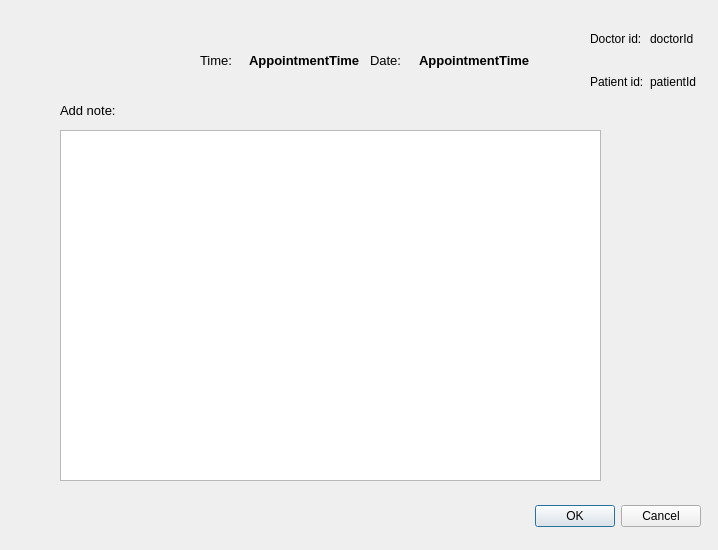
This is GroupFour_DoctorsOffice/addappointmentnotedialog.ui in KittimasakBunrat/GroupFour_DoctorsOffice as Qt 5 draws it before an edit. The edited form follows.
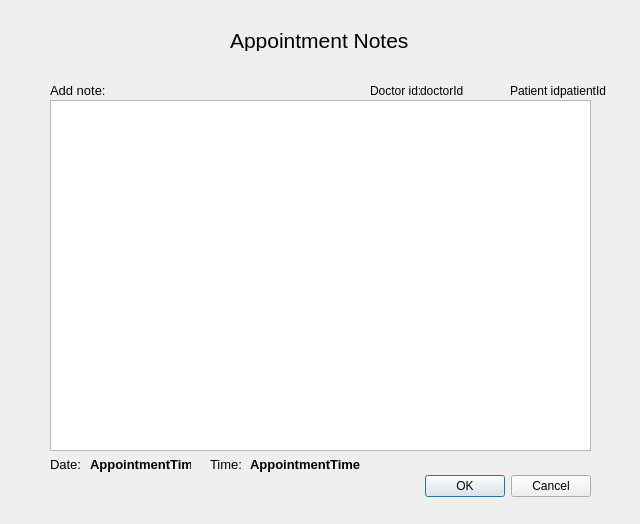
This is the edited form.

Patch:
```diff
--- a/GroupFour_DoctorsOffice/addappointmentnotedialog.ui
+++ b/GroupFour_DoctorsOffice/addappointmentnotedialog.ui
@@ -6,8 +6,8 @@
    <rect>
     <x>0</x>
     <y>0</y>
-    <width>718</width>
-    <height>550</height>
+    <width>640</width>
+    <height>524</height>
    </rect>
   </property>
   <property name="windowTitle">
@@ -16,8 +16,8 @@
   <widget class="QDialogButtonBox" name="buttonBox">
    <property name="geometry">
     <rect>
-     <x>360</x>
-     <y>500</y>
+     <x>250</x>
+     <y>470</y>
      <width>341</width>
      <height>32</height>
     </rect>
@@ -32,8 +32,8 @@
   <widget class="QTextEdit" name="note_textEdit">
    <property name="geometry">
     <rect>
-     <x>60</x>
-     <y>130</y>
+     <x>50</x>
+     <y>100</y>
      <width>541</width>
      <height>351</height>
     </rect>
@@ -42,8 +42,8 @@
   <widget class="QLabel" name="addNote_label">
    <property name="geometry">
     <rect>
-     <x>60</x>
-     <y>100</y>
+     <x>50</x>
+     <y>80</y>
      <width>71</width>
      <height>21</height>
     </rect>
@@ -57,133 +57,151 @@
     <string>Add note:</string>
    </property>
   </widget>
-  <widget class="QWidget" name="verticalLayoutWidget">
+  <widget class="QLabel" name="label_3">
    <property name="geometry">
     <rect>
-     <x>590</x>
-     <y>20</y>
-     <width>61</width>
-     <height>80</height>
+     <x>210</x>
+     <y>450</y>
+     <width>41</width>
+     <height>29</height>
     </rect>
    </property>
-   <layout class="QVBoxLayout" name="verticalLayout">
-    <item>
-     <widget class="QLabel" name="label">
-      <property name="text">
-       <string>Doctor id: </string>
-      </property>
-     </widget>
-    </item>
-    <item>
-     <widget class="QLabel" name="label_2">
-      <property name="text">
-       <string>Patient id:</string>
-      </property>
-     </widget>
-    </item>
-   </layout>
+   <property name="font">
+    <font>
+     <pointsize>10</pointsize>
+    </font>
+   </property>
+   <property name="text">
+    <string>Time:</string>
+   </property>
   </widget>
-  <widget class="QWidget" name="verticalLayoutWidget_2">
+  <widget class="QLabel" name="appointment_label_2">
    <property name="geometry">
     <rect>
-     <x>650</x>
-     <y>20</y>
-     <width>51</width>
-     <height>80</height>
+     <x>90</x>
+     <y>450</y>
+     <width>101</width>
+     <height>29</height>
     </rect>
    </property>
-   <layout class="QVBoxLayout" name="verticalLayout_2">
-    <item>
-     <widget class="QLabel" name="doctorId_label">
-      <property name="text">
-       <string>doctorId</string>
-      </property>
-     </widget>
-    </item>
-    <item>
-     <widget class="QLabel" name="patientId_label">
-      <property name="text">
-       <string>patientId</string>
-      </property>
-     </widget>
-    </item>
-   </layout>
+   <property name="font">
+    <font>
+     <pointsize>10</pointsize>
+     <weight>75</weight>
+     <bold>true</bold>
+    </font>
+   </property>
+   <property name="text">
+    <string>AppointmentTime</string>
+   </property>
   </widget>
-  <widget class="QWidget" name="horizontalLayoutWidget">
+  <widget class="QLabel" name="appointment_label">
    <property name="geometry">
     <rect>
-     <x>200</x>
-     <y>20</y>
-     <width>160</width>
-     <height>80</height>
+     <x>250</x>
+     <y>450</y>
+     <width>113</width>
+     <height>29</height>
     </rect>
    </property>
-   <layout class="QHBoxLayout" name="horizontalLayout">
-    <item>
-     <widget class="QLabel" name="label_3">
-      <property name="font">
-       <font>
-        <pointsize>10</pointsize>
-       </font>
-      </property>
-      <property name="text">
-       <string>Time:</string>
-      </property>
-     </widget>
-    </item>
-    <item>
-     <widget class="QLabel" name="appointment_label_2">
-      <property name="font">
-       <font>
-        <pointsize>10</pointsize>
-        <weight>75</weight>
-        <bold>true</bold>
-       </font>
-      </property>
-      <property name="text">
-       <string>AppointmentTime</string>
-      </property>
-     </widget>
-    </item>
-   </layout>
+   <property name="font">
+    <font>
+     <pointsize>10</pointsize>
+     <weight>75</weight>
+     <bold>true</bold>
+    </font>
+   </property>
+   <property name="text">
+    <string>AppointmentTime</string>
+   </property>
   </widget>
-  <widget class="QWidget" name="horizontalLayoutWidget_2">
+  <widget class="QLabel" name="label_4">
+   <property name="geometry">
+    <rect>
+     <x>50</x>
+     <y>450</y>
+     <width>41</width>
+     <height>29</height>
+    </rect>
+   </property>
+   <property name="font">
+    <font>
+     <pointsize>10</pointsize>
+    </font>
+   </property>
+   <property name="text">
+    <string>Date: </string>
+   </property>
+  </widget>
+  <widget class="QLabel" name="label">
    <property name="geometry">
     <rect>
      <x>370</x>
-     <y>20</y>
-     <width>160</width>
-     <height>80</height>
+     <y>80</y>
+     <width>59</width>
+     <height>21</height>
     </rect>
    </property>
-   <layout class="QHBoxLayout" name="horizontalLayout_2">
-    <item>
-     <widget class="QLabel" name="label_4">
-      <property name="font">
-       <font>
-        <pointsize>10</pointsize>
-       </font>
-      </property>
-      <property name="text">
-       <string>Date: </string>
-      </property>
-     </widget>
-    </item>
-    <item>
-     <widget class="QLabel" name="appointment_label">
-      <property name="font">
-       <font>
-        <pointsize>10</pointsize>
-        <weight>75</weight>
-        <bold>true</bold>
-       </font>
-      </property>
-      <property name="text">
-       <string>AppointmentTime</string>
-      </property>
-     </widget>
-    </item>
-   </layout>
+   <property name="text">
+    <string>Doctor id: </string>
+   </property>
+  </widget>
+  <widget class="QLabel" name="doctorId_label">
+   <property name="geometry">
+    <rect>
+     <x>420</x>
+     <y>80</y>
+     <width>49</width>
+     <height>21</height>
+    </rect>
+   </property>
+   <property name="text">
+    <string>doctorId</string>
+   </property>
+  </widget>
+  <widget class="QLabel" name="label_2">
+   <property name="geometry">
+    <rect>
+     <x>510</x>
+     <y>80</y>
+     <width>59</width>
+     <height>21</height>
+    </rect>
+   </property>
+   <property name="text">
+    <string>Patient id:</string>
+   </property>
+  </widget>
+  <widget class="QLabel" name="patientId_label">
+   <property name="geometry">
+    <rect>
+     <x>560</x>
+     <y>80</y>
+     <width>49</width>
+     <height>21</height>
+    </rect>
+   </property>
+   <property name="text">
+    <string>patientId</string>
+   </property>
+  </widget>
+  <widget class="QLabel" name="label_5">
+   <property name="geometry">
+    <rect>
+     <x>230</x>
+     <y>30</y>
+     <width>191</width>
+     <height>21</height>
+    </rect>
+   </property>
+   <property name="font">
+    <font>
+     <pointsize>16</pointsize>
+    </font>
+   </property>
+   <property name="text">
+    <string>Appointment Notes</string>
+   </property>
   </widget>
  </widget>
  <resources/>
```
